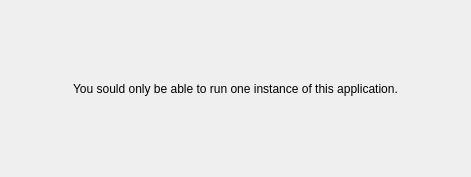
First picture: the form in example/dialog.ui, repository juangburgos/QSingleInstance, before the edit.
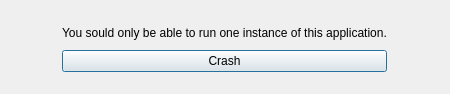
Second picture: the form after the edit.

Commit message: Added crash test button to Example

Diff of the .ui file:
```diff
--- a/example/dialog.ui
+++ b/example/dialog.ui
@@ -6,8 +6,8 @@
    <rect>
     <x>0</x>
     <y>0</y>
-    <width>471</width>
-    <height>177</height>
+    <width>450</width>
+    <height>94</height>
    </rect>
   </property>
   <property name="windowTitle">
@@ -28,10 +28,23 @@
     </spacer>
    </item>
    <item>
+    <widget class="QWidget" name="widget" native="true">
+     <layout class="QVBoxLayout" name="verticalLayout">
+      <item>
     <widget class="QLabel" name="label">
      <property name="text">
       <string>You sould only be able to run one instance of this application.</string>
      </property>
+       </widget>
+      </item>
+      <item>
+       <widget class="QPushButton" name="pushButtonCrash">
+        <property name="text">
+         <string>Crash</string>
+        </property>
+       </widget>
+      </item>
+     </layout>
     </widget>
    </item>
    <item>
```
Lines whose indentation alone changed are shown as unchanged. The commit also changes 3 other files.
